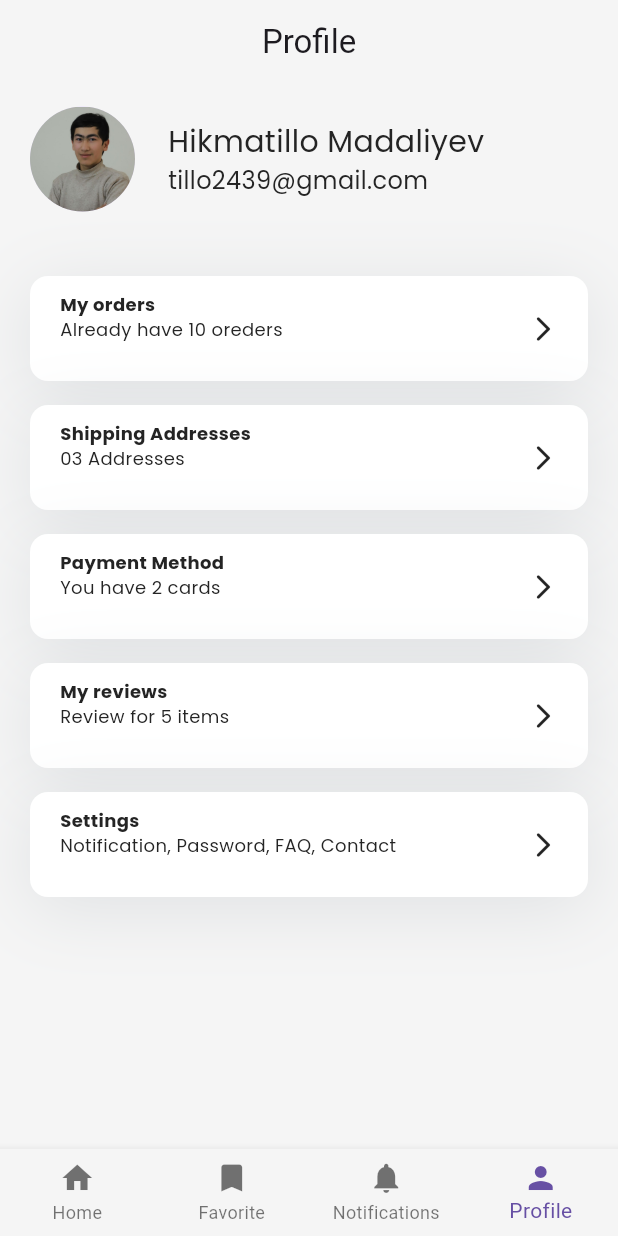
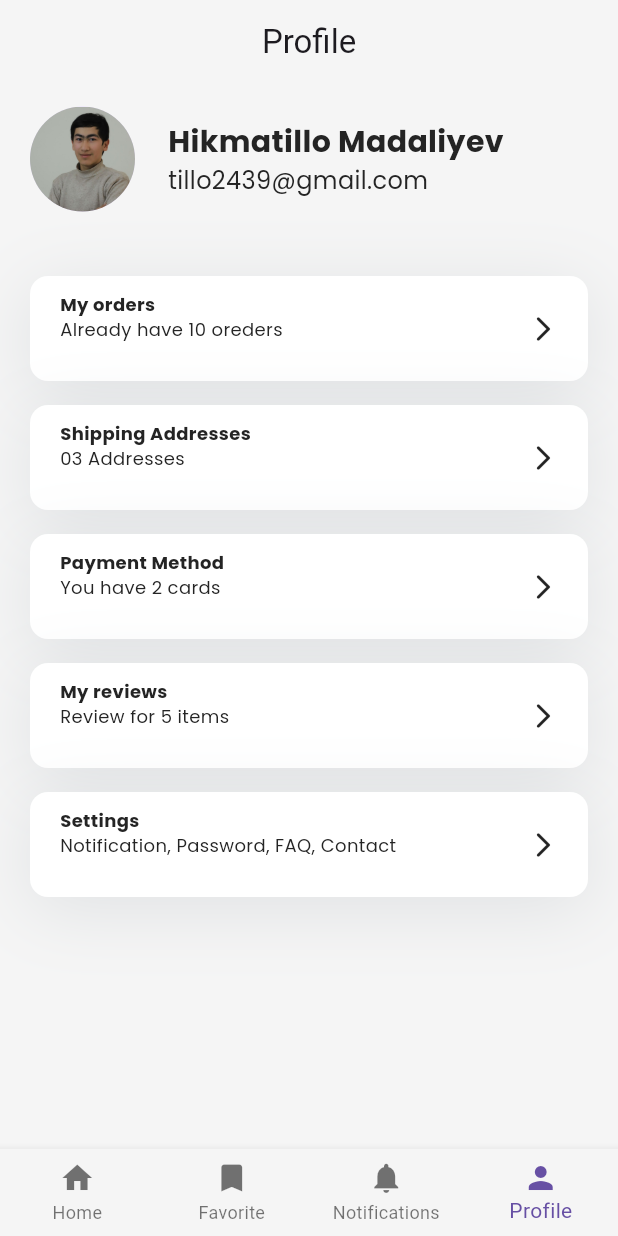
Before and after one commit to Hikmatullohprogramist/ecommerce_app, a Flutter app: the MyHomePage screen opened directly, item 4 of the bottom bar chosen, on a phone screen of 412 x 824 dp. Run offline on Flutter 3.47's test engine with Material 2 defaults, Android fonts, the phone set to English and light mode, and no system bars.

```diff
--- a/lib/utils/global_guides.dart
+++ b/lib/utils/global_guides.dart
@@ -14,6 +14,13 @@ class AppSetting {
   static const Color dangerColor = Color(0xffEB5757);
   static const Color greyColor = Color.fromARGB(255, 199, 199, 199);
 
+//Shadows
+  static const BoxShadow backgroundShadow = BoxShadow(
+    color: Color(0x338A959E),
+    blurRadius: 40,
+    offset: Offset(0, 8),
+    spreadRadius: 0,
+  );
 // Texts styles
 
   //bold
@@ -47,13 +54,13 @@ class AppSetting {
     color: mainColor,
     fontSize: 24,
     fontFamily: 'Poppins',
-    fontWeight: FontWeight.w400,
+    fontWeight: FontWeight.bold,
   );
   static TextStyle poppinsBoldh5 = const TextStyle(
     color: mainColor,
     fontSize: 20,
     fontFamily: 'Poppins',
-    fontWeight: FontWeight.w400,
+    fontWeight: FontWeight.bold,
   );
   static TextStyle poppinsBoldp = const TextStyle(
     color: mainColor,
```
Also changed, not shown: lib/screens/home/home.dart (+17 -1 lines), lib/widgets/background_container.dart (+1 -8 lines).
